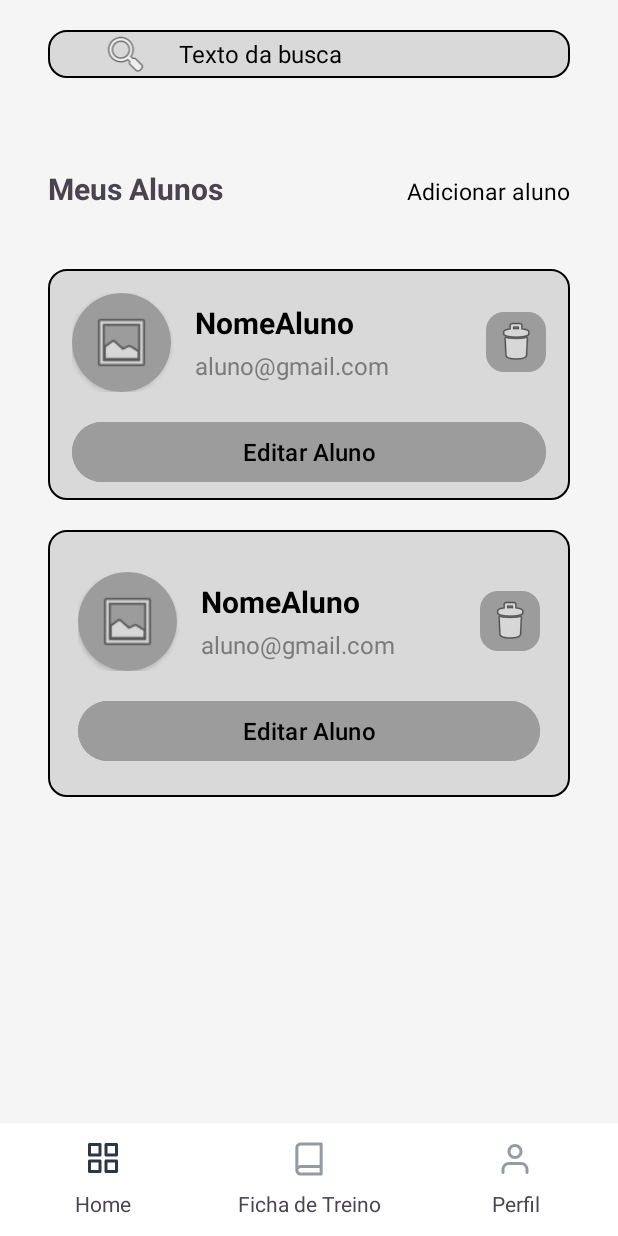
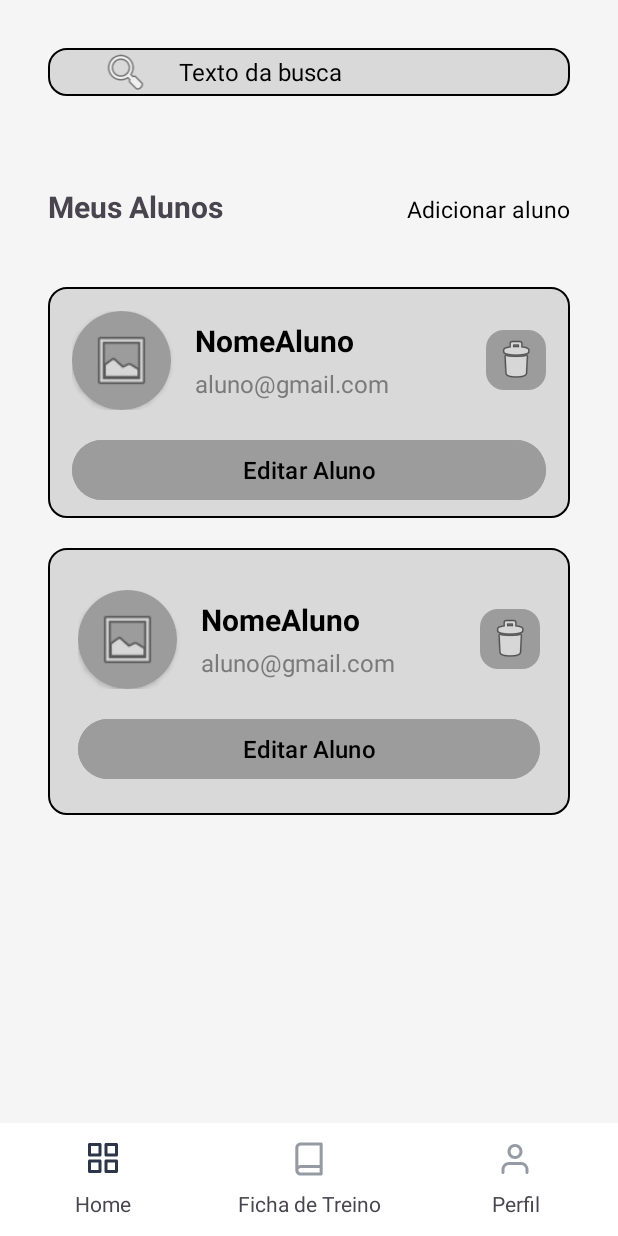
Before and after one commit to afgcor/uniforte, an Android app: the MeusAlunosActivity screen opened directly, with no data from a screen before it, on a phone screen of 412 x 824 dp. Run offline under Robolectric (Android 15) with nearby library versions, the phone set to English and light mode, and no system bars; 1 statement that could not run was skipped.

Commit message:
Ajustes - Tela MeusAlunos - Margin-Top na Barra de Busca

```diff
--- a/app/src/main/res/layout/activity_meus_alunos.xml
+++ b/app/src/main/res/layout/activity_meus_alunos.xml
@@ -22,7 +22,7 @@
                 android:layout_width="match_parent"
                 android:layout_height="wrap_content"
                 android:layout_marginLeft="32dp"
-                android:layout_marginTop="20dp"
+                android:layout_marginTop="32dp"
                 android:layout_marginRight="32dp"
                 android:background="@drawable/chipgroup_background2"
                 android:gravity="center_vertical"
```
